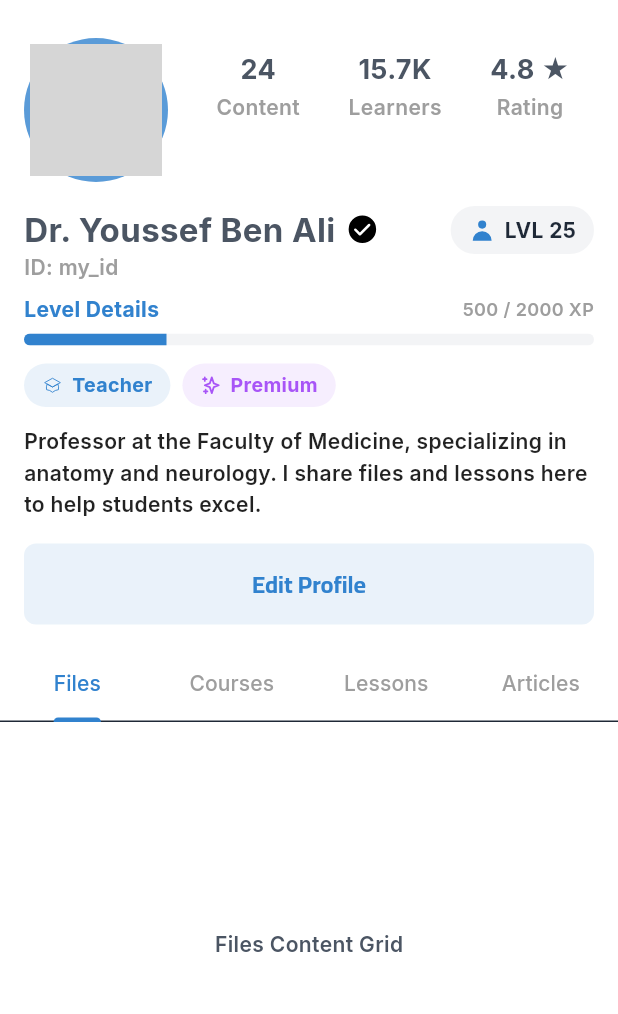
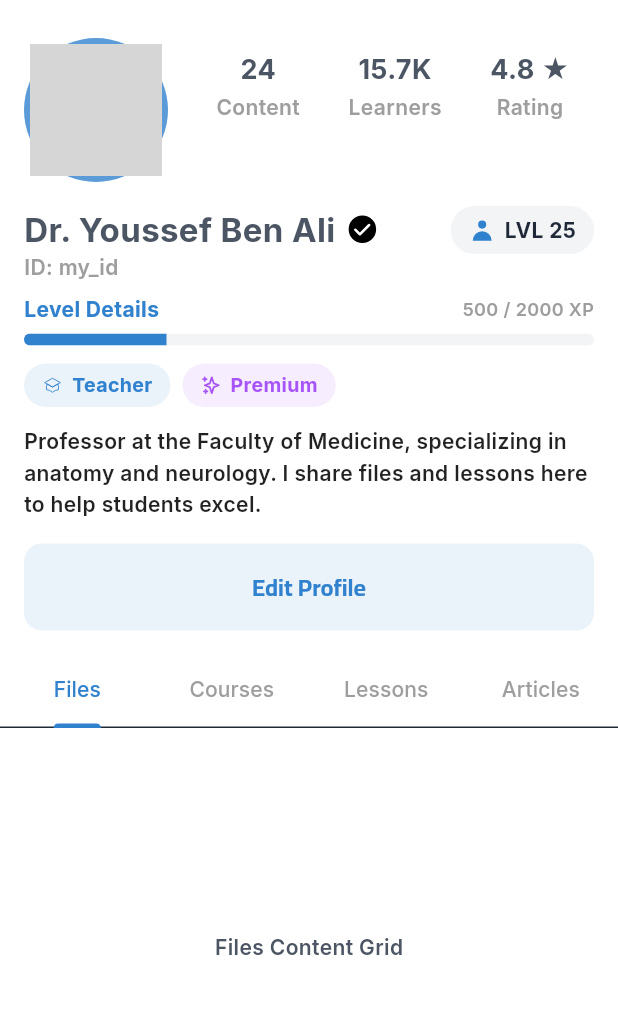
Before and after one commit to aldevmus/meding, a Flutter app: the ProfileScreen screen opened directly, on a phone screen of 412 x 824 dp, the part 70-1084 px from its top. Run offline on Flutter 3.47's test engine with Material 3 defaults, Android fonts, the phone set to English and light mode, and no system bars; our stand-ins replace app_links, cloud_firestore, dotted_border, firebase_auth, firebase_core, flutter_svg and 2 more; accounts and stored records are empty; network calls fail; grey boxes are pictures that could not be loaded.

Commit message:
i modified the profile header styledbutton() an parameters isPtimary to type

```diff
--- a/lib/features/profile/presentation/widgets/profile_header.dart
+++ b/lib/features/profile/presentation/widgets/profile_header.dart
@@ -11,31 +11,24 @@ import '../models/user_profile.dart';
 // Main widget to switch between header types
 
 class ProfileHeader extends StatelessWidget {
-
   final UserProfile user;
 
   final bool isMyProfile;
 
-  const ProfileHeader({super.key, required this.user, required this.isMyProfile});
+  const ProfileHeader(
+      {super.key, required this.user, required this.isMyProfile});
 
   @override
-
   Widget build(BuildContext context) {
-
     return user.userType == 'publisher'
-
         ? _PublisherHeader(user: user, isMyProfile: isMyProfile)
-
         : _StudentHeader(user: user, isMyProfile: isMyProfile);
-
   }
-
 }
 
 // --- WIDGETS FOR PUBLISHER PROFILE ---
 
 class _PublisherHeader extends StatelessWidget {
-
   final UserProfile user;
 
   final bool isMyProfile;
@@ -43,195 +36,117 @@ class _PublisherHeader extends StatelessWidget {
   const _PublisherHeader({required this.user, required this.isMyProfile});
 
   @override
-
   Widget build(BuildContext context) {
-
     return Padding(
-
       padding: const EdgeInsets.all(16.0),
-
       child: Column(
-
         crossAxisAlignment: CrossAxisAlignment.stretch,
-
         children: [
-
           Row(
-
             crossAxisAlignment: CrossAxisAlignment.start,
-
             children: [
-
               CircleAvatar(
-
                 radius: 48,
-
                 backgroundColor: AppColors.primaryBlue.withOpacity(0.8),
-
                 child: const CircleAvatar(
-
                   radius: 44,
-
-                  backgroundImage: NetworkImage("https://placehold.co/96x96/4299E1/FFFFFF?text=Y"),
-
+                  backgroundImage: NetworkImage(
+                      "https://placehold.co/96x96/4299E1/FFFFFF?text=Y"),
                 ),
-
               ),
-
               const SizedBox(width: 16),
-
               Expanded(
-
                 child: Padding(
-
                   padding: const EdgeInsets.only(top: 8.0),
-
                   child: Row(
-
                     mainAxisAlignment: MainAxisAlignment.spaceAround,
-
                     children: [
-
                       _StatItem(value: "24", label: "Content"),
-
                       _StatItem(value: "15.7K", label: "Learners"),
-
                       _StatItem(value: "4.8 ★", label: "Rating"),
-
                     ],
-
                   ),
-
                 ),
-
               ),
-
             ],
-
           ),
-
           const SizedBox(height: 16),
-
           Row(
-
             mainAxisAlignment: MainAxisAlignment.spaceBetween,
-
             crossAxisAlignment: CrossAxisAlignment.start,
-
             children: [
-
               Column(
-
                 crossAxisAlignment: CrossAxisAlignment.start,
-
                 children: [
-
                   Row(
-
                     children: [
-
-                      Text(user.name, style: const TextStyle(fontSize: 22, fontWeight: FontWeight.bold)),
-
+                      Text(user.name,
+                          style: const TextStyle(
+                              fontSize: 22, fontWeight: FontWeight.bold)),
                       const SizedBox(width: 8),
-
-                      if (user.isVerified) SvgPicture.asset(AppIcons.verifiedBadge, height: 20),
-
+                      if (user.isVerified)
+                        SvgPicture.asset(AppIcons.verifiedBadge, height: 20),
                     ],
-
                   ),
-
-                  Text("ID: ${user.id}", style: const TextStyle(fontSize: 14, color: Colors.grey)),
-
+                  Text("ID: ${user.id}",
+                      style: const TextStyle(fontSize: 14, color: Colors.grey)),
                 ],
-
               ),
-
               _LevelBadge(level: 25, userType: 'publisher'),
-
             ],
-
           ),
-
           if (isMyProfile) ...[
-
-             const SizedBox(height: 8),
-
-             _XpBar(currentXp: 500, requiredXp: 2000, label: "Level Details"),
-
+            const SizedBox(height: 8),
+            _XpBar(currentXp: 500, requiredXp: 2000, label: "Level Details"),
           ],
-
           const SizedBox(height: 12),
-
           Wrap(
-
             spacing: 8,
-
             runSpacing: 8,
-
             children: [
-
-              RoleBadge(label: "Teacher", svgPath: AppIcons.roleTeacher, color: AppColors.primaryBlue),
-
-              RoleBadge(label: "Premium", svgPath: AppIcons.rolePremium, color: AppColors.primaryPurple),
-
+              RoleBadge(
+                  label: "Teacher",
+                  svgPath: AppIcons.roleTeacher,
+                  color: AppColors.primaryBlue),
+              RoleBadge(
+                  label: "Premium",
+                  svgPath: AppIcons.rolePremium,
+                  color: AppColors.primaryPurple),
             ],
-
           ),
-
           const SizedBox(height: 12),
-
           const Text(
-
             "Professor at the Faculty of Medicine, specializing in anatomy and neurology. I share files and lessons here to help students excel.",
-
             style: TextStyle(color: Colors.black87, height: 1.5),
-
           ),
-
           const SizedBox(height: 16),
-
           if (isMyProfile)
-
             _StyledButton(
-
               text: "Edit Profile",
-
               onPressed: () {},
-
-              isPrimary: false,
-
+              type: 'tertiary',
             )
-
           else
-
             Row(
-
               children: [
-
-                Expanded(child: _StyledButton(text: "Follow", onPressed: () {}, isPrimary: true)),
-
+                Expanded(
+                    child: _StyledButton(
+                        text: "Follow", onPressed: () {}, type: 'primary')),
                 const SizedBox(width: 8),
-
-                Expanded(child: _StyledButton(text: "Message", onPressed: () {}, isPrimary: false)),
-
+                Expanded(
+                    child: _StyledButton(
+                        text: "Message", onPressed: () {}, type: 'secondary')),
               ],
-
             ),
-
         ],
-
       ),
-
     );
-
   }
-
 }
 
 // --- WIDGETS FOR STUDENT PROFILE ---
 
 class _StudentHeader extends StatelessWidget {
-
   final UserProfile user;
 
   final bool isMyProfile;
@@ -239,177 +154,113 @@ class _StudentHeader extends StatelessWidget {
   const _StudentHeader({required this.user, required this.isMyProfile});
 
   @override
-
   Widget build(BuildContext context) {
-
     return Padding(
-
       padding: const EdgeInsets.all(16.0),
-
       child: Column(
-
         crossAxisAlignment: CrossAxisAlignment.stretch,
-
         children: [
-
           Row(
-
             crossAxisAlignment: CrossAxisAlignment.start,
-
             children: [
-
               const CircleAvatar(
-
                 radius: 48,
-
                 backgroundColor: AppColors.primaryPurple,
-
                 child: CircleAvatar(
-
                   radius: 44,
-
-                  backgroundImage: NetworkImage("https://placehold.co/96x96/8B5CF6/FFFFFF?text=A"),
-
+                  backgroundImage: NetworkImage(
+                      "https://placehold.co/96x96/8B5CF6/FFFFFF?text=A"),
                 ),
-
               ),
-
               const SizedBox(width: 16),
-
               Expanded(
-
                 child: Padding(
-
                   padding: const EdgeInsets.only(top: 8.0),
-
                   child: Row(
-
                     mainAxisAlignment: MainAxisAlignment.spaceAround,
-
                     children: [
-
                       _StatItem(value: "35", label: "Saved"),
-
                       _StatItem(value: "5", label: "Courses"),
-
                       _StatItem(value: "12", label: "Following"),
-
                     ],
-
                   ),
-
                 ),
-
               ),
-
             ],
-
           ),
-
           const SizedBox(height: 16),
-
           Row(
-
             mainAxisAlignment: MainAxisAlignment.spaceBetween,
-
             crossAxisAlignment: CrossAxisAlignment.start,
-
             children: [
-
-               Column(
-
+              Column(
                 crossAxisAlignment: CrossAxisAlignment.start,
-
                 children: [
-
-                  Text(user.name, style: const TextStyle(fontSize: 22, fontWeight: FontWeight.bold)),
-
-                  Text("ID: ${user.id}", style: const TextStyle(fontSize: 14, color: Colors.grey)),
-
+                  Text(user.name,
+                      style: const TextStyle(
+                          fontSize: 22, fontWeight: FontWeight.bold)),
+                  Text("ID: ${user.id}",
+                      style: const TextStyle(fontSize: 14, color: Colors.grey)),
                 ],
-
               ),
-
               _LevelBadge(level: 15, userType: 'student'),
-
             ],
-
           ),
-
           const SizedBox(height: 8),
-
           _XpBar(currentXp: 80, requiredXp: 400, label: "Level 15"),
-
           const SizedBox(height: 16),
-
           if (isMyProfile)
-
             _StyledButton(
-
               text: "Edit Profile",
-
               onPressed: () {},
-
-              isPrimary: false,
-
+              type: 'tertiary',
             )
-
         ],
-
       ),
-
     );
-
   }
-
 }
 
 // --- HELPER WIDGETS (All included) ---
 
 class RoleBadge extends StatelessWidget {
-
   final String label;
 
   final String svgPath;
 
   final Color color;
 
-  const RoleBadge({super.key, required this.label, required this.svgPath, required this.color});
+  const RoleBadge(
+      {super.key,
+      required this.label,
+      required this.svgPath,
+      required this.color});
 
   @override
-
   Widget build(BuildContext context) {
-
     return Container(
-
       padding: const EdgeInsets.symmetric(horizontal: 12, vertical: 5),
-
-      decoration: BoxDecoration(color: color.withOpacity(0.1), borderRadius: BorderRadius.circular(20)),
-
+      decoration: BoxDecoration(
+          color: color.withOpacity(0.1),
+          borderRadius: BorderRadius.circular(20)),
       child: Row(
-
         mainAxisSize: MainAxisSize.min,
-
         children: [
-
-          SvgPicture.asset(svgPath, height: 14, width: 14, colorFilter: ColorFilter.mode(color, BlendMode.srcIn)),
-
+          SvgPicture.asset(svgPath,
+              height: 14,
+              width: 14,
+              colorFilter: ColorFilter.mode(color, BlendMode.srcIn)),
           const SizedBox(width: 6),
-
-          Text(label, style: TextStyle(color: color, fontWeight: FontWeight.bold, fontSize: 13)),
-
+          Text(label,
+              style: TextStyle(
+                  color: color, fontWeight: FontWeight.bold, fontSize: 13)),
         ],
-
       ),
-
     );
-
   }
-
 }
 
 class _StatItem extends StatelessWidget {
-
   final String value;
 
   final String label;
@@ -417,207 +268,151 @@ class _StatItem extends StatelessWidget {
   const _StatItem({super.key, required this.value, required this.label});
 
   @override
-
   Widget build(BuildContext context) {
-
     return Column(
-
       children: [
-
-        Text(value, style: const TextStyle(fontSize: 18, fontWeight: FontWeight.bold)),
-
+        Text(value,
+            style: const TextStyle(fontSize: 18, fontWeight: FontWeight.bold)),
         const SizedBox(height: 2),
-
         Text(label, style: const TextStyle(fontSize: 14, color: Colors.grey)),
-
       ],
-
     );
-
   }
-
 }
 
 class _LevelBadge extends StatelessWidget {
-
   final int level;
 
   final String userType;
 
   const _LevelBadge({super.key, required this.level, required this.userType});
 
-
-
   @override
-
   Widget build(BuildContext context) {
-
     return Container(
-
       padding: const EdgeInsets.symmetric(horizontal: 12, vertical: 6),
-
       decoration: BoxDecoration(
-
-        color: Theme.of(context).colorScheme.surfaceVariant,
-
-        borderRadius: BorderRadius.circular(20)
-
+          color: Theme.of(context).colorScheme.surfaceVariant,
+          borderRadius: BorderRadius.circular(20)),
+      child: Row(
+        mainAxisSize: MainAxisSize.min,
+        children: [
+          SvgPicture.asset(
+            userType == 'publisher'
+                ? AppIcons.levelPublisher
+                : AppIcons.levelStudent,
+            height: 18,
+            width: 18,
+            colorFilter: ColorFilter.mode(
+                Theme.of(context).colorScheme.primary, BlendMode.srcIn),
+          ),
+          const SizedBox(width: 6),
+          Text("LVL $level",
+              style: TextStyle(
+                  fontWeight: FontWeight.bold,
+                  color: Theme.of(context).textTheme.bodyLarge?.color)),
+        ],
       ),
-
-      child: Row(
-
-        mainAxisSize: MainAxisSize.min,
-
-        children: [
-
-          SvgPicture.asset(
-
-            userType == 'publisher' ? AppIcons.levelPublisher : AppIcons.levelStudent,
-
-            height: 18,
-
-            width: 18,
-
-            colorFilter: ColorFilter.mode(Theme.of(context).colorScheme.primary, BlendMode.srcIn),
-
-          ),
-
-          const SizedBox(width: 6),
-
-          Text("LVL $level", style: TextStyle(fontWeight: FontWeight.bold, color: Theme.of(context).textTheme.bodyLarge?.color)),
-
-        ],
-
-      ),
-
     );
-
   }
-
 }
 
 class _XpBar extends StatelessWidget {
-
   final int currentXp;
 
   final int requiredXp;
 
   final String label;
 
-  const _XpBar({super.key, required this.currentXp, required this.requiredXp, required this.label});
+  const _XpBar(
+      {super.key,
+      required this.currentXp,
+      required this.requiredXp,
+      required this.label});
 
   @override
-
   Widget build(BuildContext context) {
-
     final double progress = (currentXp / requiredXp).clamp(0.0, 1.0);
 
     return Column(
-
       mainAxisSize: MainAxisSize.min,
-
       crossAxisAlignment: CrossAxisAlignment.start,
-
       children: [
-
         Row(
-
           mainAxisAlignment: MainAxisAlignment.spaceBetween,
-
           children: [
-
-            Text(label, style: TextStyle(color: AppColors.primaryBlue, fontWeight: FontWeight.bold)),
-
-            Text("$currentXp / $requiredXp XP", style: const TextStyle(fontSize: 12, color: Colors.grey)),
-
+            Text(label,
+                style: TextStyle(
+                    color: AppColors.primaryBlue, fontWeight: FontWeight.bold)),
+            Text("$currentXp / $requiredXp XP",
+                style: const TextStyle(fontSize: 12, color: Colors.grey)),
           ],
-
         ),
-
         const SizedBox(height: 6),
-
         ClipRRect(
-
           borderRadius: BorderRadius.circular(10),
-
           child: LinearProgressIndicator(
-
             value: progress,
-
             minHeight: 8,
-
             backgroundColor: Theme.of(context).colorScheme.surfaceVariant,
-
-            valueColor: const AlwaysStoppedAnimation<Color>(AppColors.primaryBlue),
-
+            valueColor:
+                const AlwaysStoppedAnimation<Color>(AppColors.primaryBlue),
           ),
-
         ),
-
       ],
-
     );
-
   }
-
 }
 
 class _StyledButton extends StatelessWidget {
-
   final String text;
 
   final VoidCallback onPressed;
 
-  final bool isPrimary;
+  final String type; // 'primary', or 'secondary', or 'tertiary'
 
-  const _StyledButton({super.key, required this.text, required this.onPressed, this.isPrimary = true});
+  const _StyledButton({
+    required this.text,
+    required this.onPressed,
+    this.type = 'primary',
+  });
 
   @override
-
   Widget build(BuildContext context) {
-
     final isDarkMode = Theme.of(context).brightness == Brightness.dark;
 
+    Color backgroundColor;
+    Color textColor;
+    switch(type){
+      case 'secondary': //for "message" button
+        backgroundColor = isDarkMode ? AppColors.darkSurface : Colors.grey.shade200;
+        textColor = isDarkMode ? AppColors.darkTextPrimary : Colors.grey.shade800;
+        break;
+
+      case 'tertiary' : //for "edit profile" button
+        backgroundColor = AppColors.primaryBlue.withValues(alpha: 0.1);
+        textColor = AppColors.primaryBlue;
+        break;
+
+      default: // Primary for "follow" button
+        backgroundColor = AppColors.primaryBlue;
+        textColor = Colors.white;
 
 
-    final backgroundColor = isPrimary
-
-      ? AppColors.primaryBlue
-
-      : (isDarkMode ? AppColors.darkSurface : AppColors.primaryBlue.withOpacity(0.1));
-
-
-
-    final textColor = isPrimary
-
-      ? Colors.white
-
-      : (isDarkMode ? AppColors.darkTextPrimary : AppColors.primaryBlue);
+    }
 
     return ElevatedButton(
-
       onPressed: onPressed,
-
       style: ElevatedButton.styleFrom(
-
         backgroundColor: backgroundColor,
-
         foregroundColor: textColor,
-
         elevation: 0,
-
-        shape: RoundedRectangleBorder(borderRadius: BorderRadius.circular(8)),
-
-        padding: const EdgeInsets.symmetric(vertical: 12),
-
-        textStyle: const TextStyle(fontWeight: FontWeight.bold, fontSize: 16, fontFamily: 'Cairo'),
-
+        shape: RoundedRectangleBorder(borderRadius: BorderRadius.circular(12)),
+        padding: const EdgeInsets.symmetric(vertical: 14, horizontal: 24),
+        textStyle: const TextStyle(
+            fontWeight: FontWeight.bold, fontSize: 16, fontFamily: 'Cairo'),
       ),
-
       child: Text(text),
-
     );
-
   }
-
 }
```
